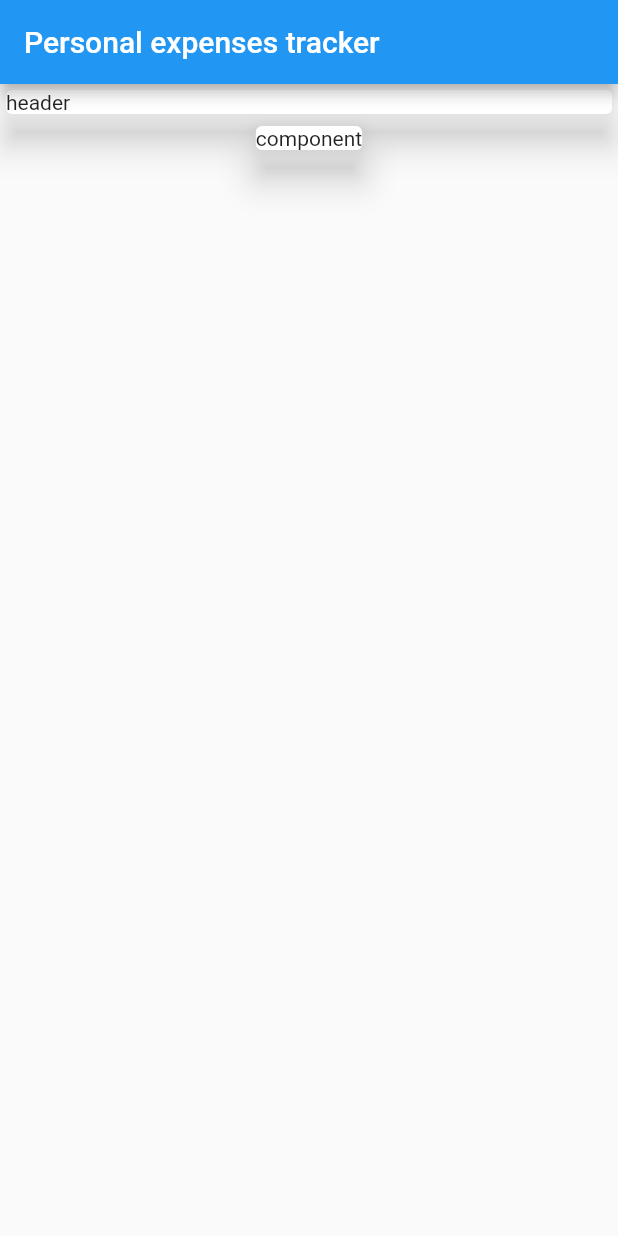
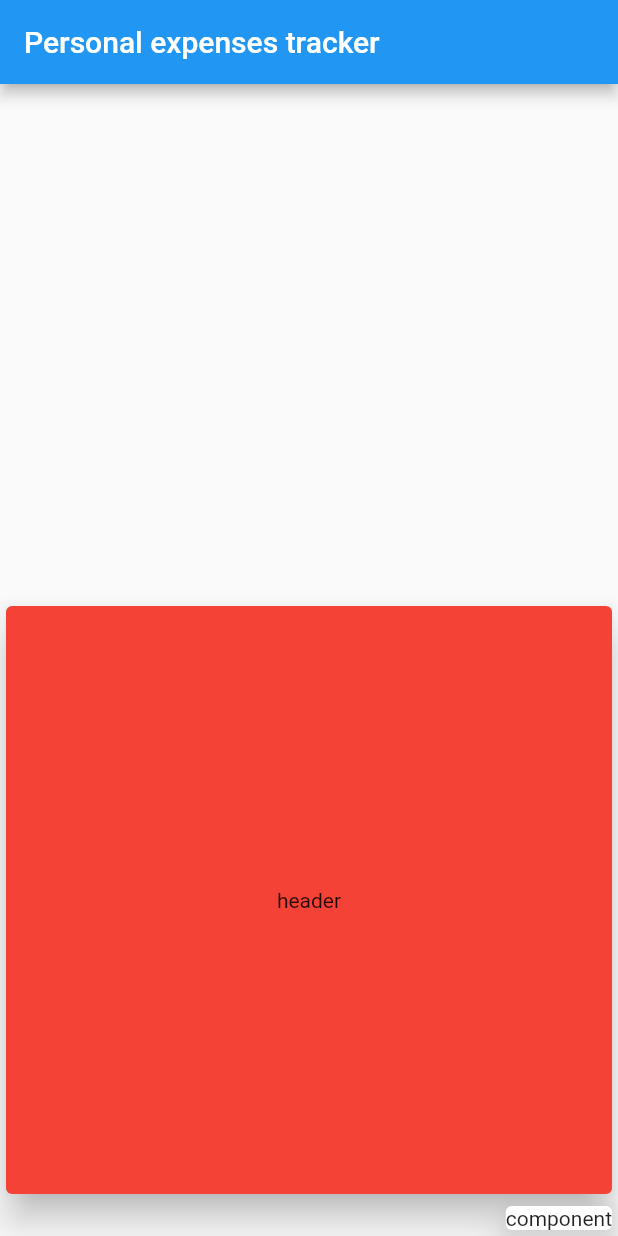
Before and after one commit to ontu001/personal_expenses_tracker_flutter, a Flutter app: the screen it shows after launch, on a phone screen of 412 x 824 dp. Run offline on Flutter 3.47's test engine with Material 2 defaults, Android fonts, the phone set to English and light mode, and no system bars.

```diff
--- a/lib/main.dart
+++ b/lib/main.dart
@@ -1,5 +1,6 @@
 import 'package:flutter/cupertino.dart';
 import 'package:flutter/material.dart';
+import './transaction.dart';
 
 void main(){
   runApp(const MyApp());
@@ -20,18 +21,33 @@ class MyApp extends StatelessWidget{
 }
 
 class HomeActivity extends StatelessWidget{
-  const HomeActivity({super.key});
+ final List <Transaction> transaction =[
+   Transaction(id: 't1', title: 'Iphone', amount: 1000, date: DateTime.now()),
+   Transaction(id: 't2', title: 'Mac', amount: 1500, date: DateTime.now()),
+ ];
 
   @override
   Widget build(BuildContext context) {
     return Scaffold(
       appBar: AppBar(title: Text("Personal expenses tracker"),),
       body: Column(
+        mainAxisAlignment: MainAxisAlignment.end,
+        crossAxisAlignment: CrossAxisAlignment.end,
         children: [
-          Card(
-            child: Container(child: Text("header"),width: double.infinity,),
-            elevation: 10,
+          Container(
+            width: double.infinity,
+            height: 400,
+            child:  Card(
+              color: Colors.red,
+              child:  Container(
+                  child: Text("header"),
+                alignment: Alignment.center,
+              ),
+              elevation: 10,
+            ),
           ),
+
+
           Card(
             child:
             Text("component"),
--- /dev/null
+++ b/lib/transaction.dart
@@ -0,0 +1,15 @@
+import 'package:flutter/foundation.dart';
+class Transaction{
+  final String id;
+  final String title;
+  final double amount;
+  final DateTime date;
+
+  Transaction({
+  required this.id,
+  required this.title, required this.amount,
+  required this.date
+});
+
+
+}
```
